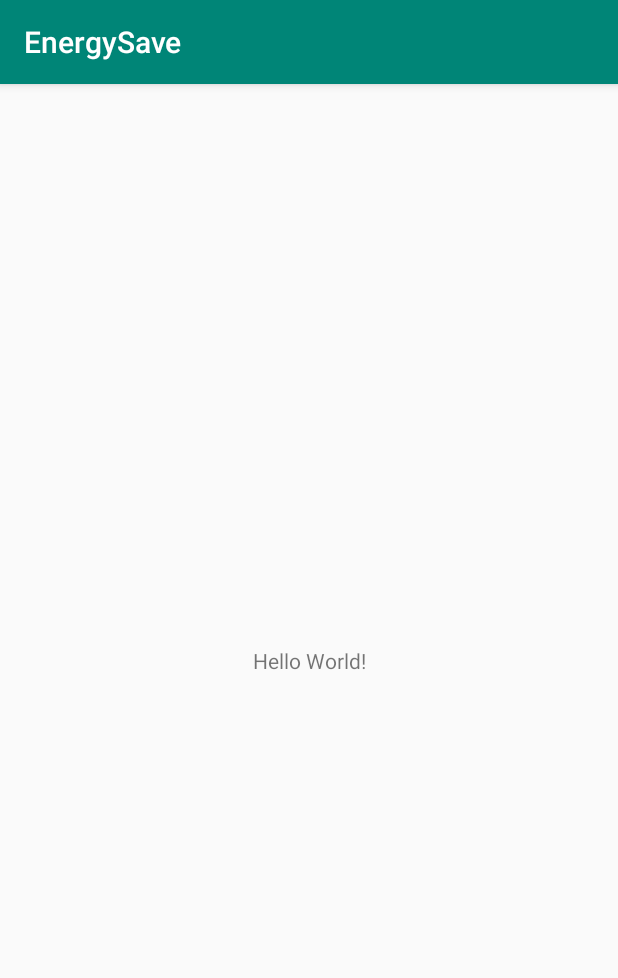
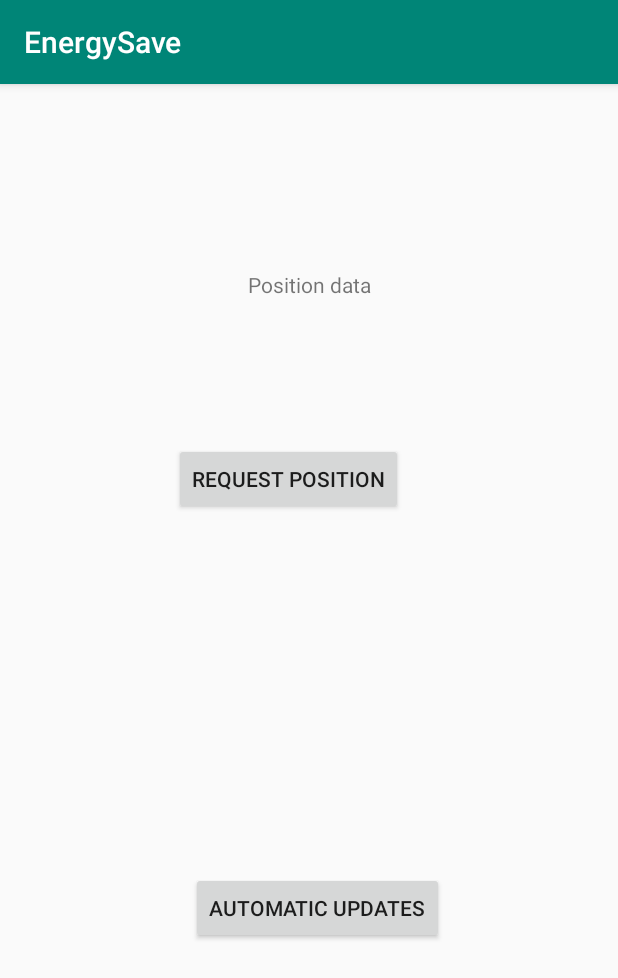
Before and after one commit to d-kozak/energy-save, an Android app: the screen it shows after launch (MainActivity), on a phone screen of 412 x 824 dp. Shown: the top 978 px of the screen. Run offline under Robolectric (Android 15) with nearby library versions, the phone set to English and light mode, and no system bars.

Commit message:
show current location data to the user if requested

```diff
--- /dev/null
+++ b/app/src/main/java/io/dkozak/energy/energysave/ExceptionHandler.kt
@@ -0,0 +1,25 @@
+package io.dkozak.energy.energysave
+
+import android.util.Log
+import java.io.PrintWriter
+import java.io.StringWriter
+
+class ExceptionHandler : java.lang.Thread.UncaughtExceptionHandler {
+
+    override fun uncaughtException(thread: Thread, exception: Throwable) {
+        val stackTrace = StringWriter()
+        exception.printStackTrace(PrintWriter(stackTrace))
+
+        val errorReport = StringBuilder()
+        errorReport.append(stackTrace.toString())
+
+        Log.e(LOG_TAG, errorReport.toString())
+
+        android.os.Process.killProcess(android.os.Process.myPid())
+        System.exit(10)
+    }
+
+    companion object {
+        val LOG_TAG = ExceptionHandler::class.java.simpleName
+    }
+}
--- a/app/src/main/java/io/dkozak/energy/energysave/MainActivity.kt
+++ b/app/src/main/java/io/dkozak/energy/energysave/MainActivity.kt
@@ -1,12 +1,47 @@
 package io.dkozak.energy.energysave
 
+import android.content.Context
+import android.location.LocationManager
 import android.os.Bundle
 import android.support.v7.app.AppCompatActivity
+import android.util.Log
+import android.widget.Button
+import android.widget.TextView
+import android.widget.Toast
 
 class MainActivity : AppCompatActivity() {
 
+    private val TAG = MainActivity::class.java.simpleName
+
+
     override fun onCreate(savedInstanceState: Bundle?) {
         super.onCreate(savedInstanceState)
+        Thread.setDefaultUncaughtExceptionHandler(ExceptionHandler())
         setContentView(R.layout.activity_main)
+
+        val locationManager = getSystemService(Context.LOCATION_SERVICE) as LocationManager
+
+
+        val positionTextView = findViewById<TextView>(R.id.positionTextView)
+
+        val requestPositionBtn = findViewById<Button>(R.id.requestPositionBtn)
+        requestPositionBtn.setOnClickListener {
+            try {
+                val location = locationManager.getLastKnownLocation(LocationManager.GPS_PROVIDER)
+                if (location != null) {
+                    positionTextView.text = location.toString()
+                } else {
+                    positionTextView.text = "Last position not known"
+                }
+            } catch (ex: SecurityException) {
+                positionTextView.text = "not allowed $ex"
+                Toast.makeText(this, ex.toString(), Toast.LENGTH_LONG).show()
+                Log.d(TAG, ex.message)
+                ex.printStackTrace()
+            }
+        }
+
+
+        val automaticUpdatesBtn = findViewById<Button>(R.id.automaticUpdatesBtn)
     }
 }
--- a/app/src/main/res/layout/activity_main.xml
+++ b/app/src/main/res/layout/activity_main.xml
@@ -10,10 +10,28 @@
     <TextView
             android:layout_width="wrap_content"
             android:layout_height="wrap_content"
-            android:text="Hello World!"
-            app:layout_constraintBottom_toBottomOf="parent"
+            android:text="Position data"
             app:layout_constraintLeft_toLeftOf="parent"
             app:layout_constraintRight_toRightOf="parent"
-            app:layout_constraintTop_toTopOf="parent"/>
+            app:layout_constraintTop_toTopOf="parent" android:id="@+id/positionTextView"
+            android:layout_marginTop="124dp"/>
+    <Button
+            android:text="Request Position"
+            android:layout_width="wrap_content"
+            android:layout_height="wrap_content"
+            android:id="@+id/requestPositionBtn"
+            app:layout_constraintStart_toStartOf="parent" android:layout_marginStart="116dp"
+            android:layout_marginTop="96dp" app:layout_constraintTop_toBottomOf="@+id/positionTextView"
+    />
+    <Button
+            android:text="Automatic updates"
+            android:layout_width="wrap_content"
+            android:layout_height="wrap_content"
+            android:id="@+id/automaticUpdatesBtn" app:layout_constraintEnd_toEndOf="parent"
+            android:layout_marginEnd="116dp"
+            android:layout_marginBottom="96dp" app:layout_constraintBottom_toBottomOf="parent"
+            android:layout_marginTop="8dp" app:layout_constraintTop_toBottomOf="@+id/requestPositionBtn"
+            app:layout_constraintStart_toStartOf="parent" android:layout_marginStart="8dp"
+            app:layout_constraintHorizontal_bias="1.0" app:layout_constraintVertical_bias="0.7"/>
 
 </android.support.constraint.ConstraintLayout>
```
Also changed, not shown: app/src/main/AndroidManifest.xml (+8 -0 lines).
